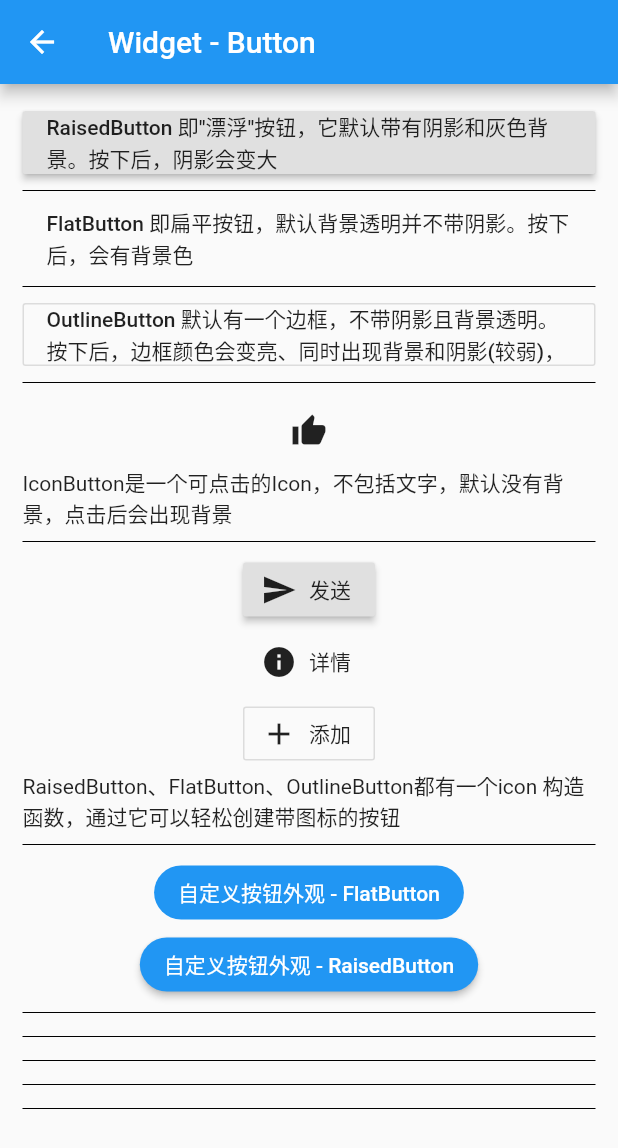
After one commit to AndyM129/PlaygroundInFlutter, a Flutter app: the ButtonPage screen opened directly, on a phone screen of 412 x 824 dp. The commit adds this screen. Shown: the top 1148 px of the screen. Run offline on Flutter 3.47's test engine with Material 2 defaults, Android fonts, the light colour scheme and no system bars.

Commit message:
feature(button_page): 添加 Button 组件的基础用法示例

```diff
--- /dev/null
+++ b/lib/playground/button/button_page.dart
@@ -0,0 +1,99 @@
+import 'package:flutter/material.dart';
+
+// 基础页面
+class ButtonPage extends StatelessWidget {
+  final String title;
+  ButtonPage({Key key, this.title}) : super(key: key);
+
+  @override
+  Widget build(BuildContext context) {
+    return Scaffold(
+      appBar: AppBar(
+        title: Text(title ?? 'Widget - Button'),
+      ),
+      body: SingleChildScrollView(
+        padding: EdgeInsets.fromLTRB(15.0, 15.0, 15.0, 44.0),
+        child: Center(
+          child: Column(
+            children: <Widget>[
+              RaisedButton(
+                child: Text('RaisedButton 即"漂浮"按钮，它默认带有阴影和灰色背景。按下后，阴影会变大'),
+                onPressed: () {
+                  print("~~~~");
+                },
+              ),
+              Divider(color: Colors.black),
+              FlatButton(
+                child: Text("FlatButton 即扁平按钮，默认背景透明并不带阴影。按下后，会有背景色"),
+                onPressed: () {},
+              ),
+              Divider(color: Colors.black),
+              OutlineButton(
+                child: Text(
+                    "OutlineButton 默认有一个边框，不带阴影且背景透明。按下后，边框颜色会变亮、同时出现背景和阴影(较弱)，"),
+                onPressed: () {},
+              ),
+              Divider(color: Colors.black),
+              IconButton(
+                icon: Icon(Icons.thumb_up),
+                onPressed: () {},
+              ),
+              Text('IconButton是一个可点击的Icon，不包括文字，默认没有背景，点击后会出现背景'),
+              Divider(color: Colors.black),
+              RaisedButton.icon(
+                icon: Icon(Icons.send),
+                label: Text("发送"),
+                onPressed: _onPressed,
+              ),
+              FlatButton.icon(
+                icon: Icon(Icons.info),
+                label: Text("详情"),
+                onPressed: _onPressed,
+              ),
+              OutlineButton.icon(
+                icon: Icon(Icons.add),
+                label: Text("添加"),
+                onPressed: _onPressed,
+              ),
+              Text(
+                  'RaisedButton、FlatButton、OutlineButton都有一个icon 构造函数，通过它可以轻松创建带图标的按钮'),
+              Divider(color: Colors.black),
+              FlatButton(
+                color: Colors.blue,
+                highlightColor: Colors.blue[700],
+                colorBrightness: Brightness.dark,
+                splashColor: Colors.grey,
+                child: Text("自定义按钮外观 - FlatButton"),
+                shape: RoundedRectangleBorder(
+                  borderRadius: BorderRadius.circular(20.0),
+                ),
+                onPressed: () {},
+              ),
+              RaisedButton(
+                color: Colors.blue,
+                highlightColor: Colors.blue[700],
+                colorBrightness: Brightness.dark,
+                splashColor: Colors.grey,
+                child: Text("自定义按钮外观 - RaisedButton"),
+                shape: RoundedRectangleBorder(
+                  borderRadius: BorderRadius.circular(20.0),
+                ),
+                onPressed: () {},
+              ),
+              Divider(color: Colors.black),
+              Divider(color: Colors.black),
+              Divider(color: Colors.black),
+              Divider(color: Colors.black),
+              Divider(color: Colors.black),
+            ],
+          ),
+        ),
+      ),
+    );
+  }
+
+  // 点击事件
+  void _onPressed() {
+    print("~~~~");
+  }
+}
--- a/lib/playground/home/entry.dart
+++ b/lib/playground/home/entry.dart
@@ -2,6 +2,7 @@ import 'package:flutter/material.dart';
 import 'package:playground_in_flutter/playground/hello_flutter/hello_flutter.dart';
 import 'package:playground_in_flutter/playground/times_counter/times_counter_page.dart';
 import 'package:playground_in_flutter/playground/text/text_page.dart';
+import 'package:playground_in_flutter/playground/button/button_page.dart';
 
 /// 实例
 class Entry {
@@ -25,6 +26,10 @@ List<Entry> entries = [
     title: "Widget - Text",
 		page: TextPage(),
   ),
+	Entry(
+    title: "Widget - Button",
+		page: ButtonPage(),
+  ),
   Entry(
     title: "···",
   ),
```
